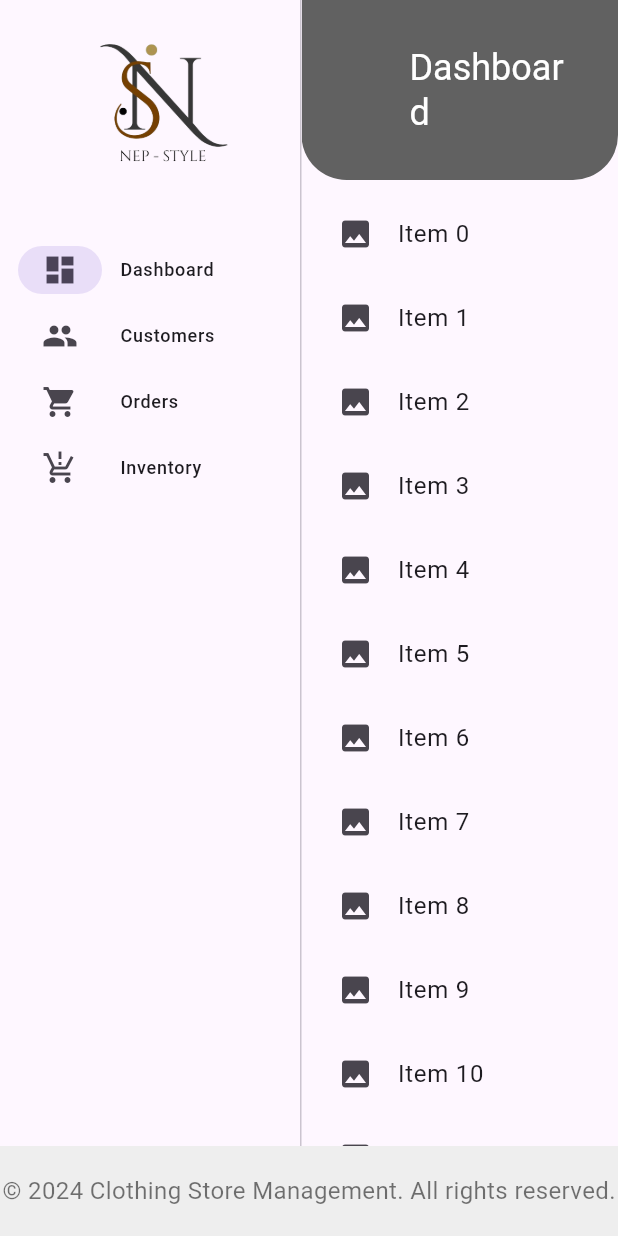
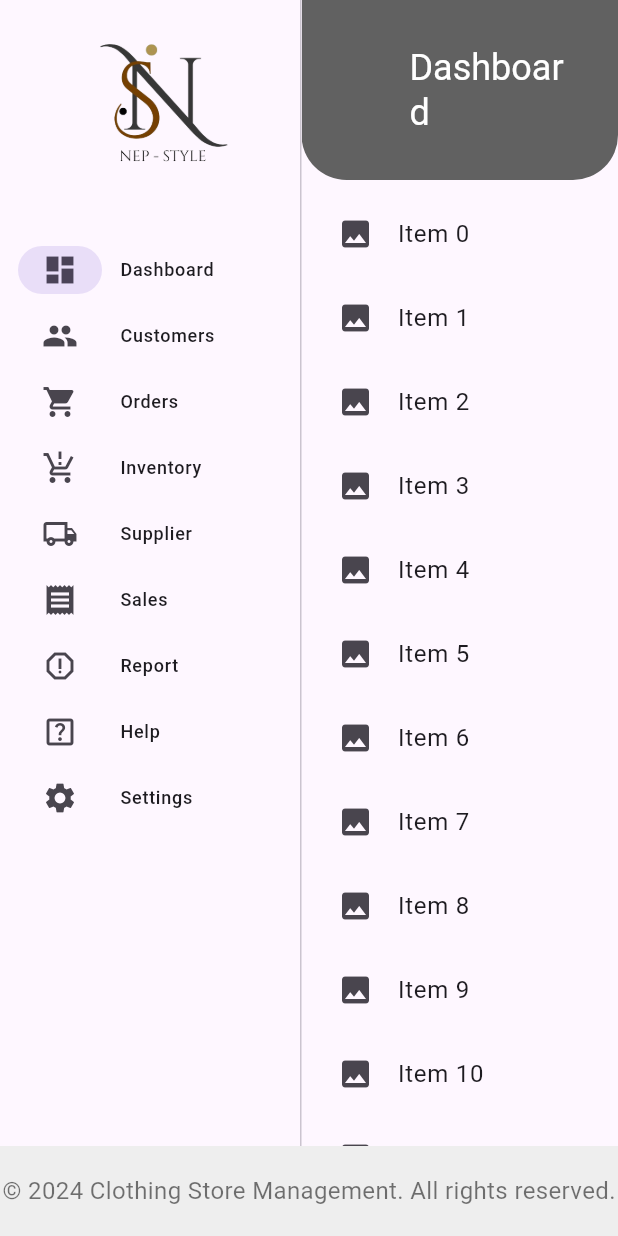
Before and after one commit to kushalchh07/Clothing-Store-Management, a Flutter app: the screen it shows after launch, on a phone screen of 412 x 824 dp. Run offline on Flutter 3.47's test engine with Material 3 defaults, Android fonts, the phone set to English and light mode, and no system bars; our stand-ins replace bloc, cloud_firestore, firebase_auth, firebase_core, flutter_bloc, fluttertoast and 3 more; accounts and stored records are empty.

Commit message:
feat:ui changes

```diff
--- a/lib/pages/Home/mainlayout.dart
+++ b/lib/pages/Home/mainlayout.dart
@@ -3,8 +3,13 @@
 import 'package:flutter/material.dart';
 import 'package:nepstyle_management_system/pages/Home/customers.dart';
 import 'package:nepstyle_management_system/pages/Home/dashboard.dart';
+import 'package:nepstyle_management_system/pages/Home/help.dart';
 import 'package:nepstyle_management_system/pages/Home/inventory.dart';
 import 'package:nepstyle_management_system/pages/Home/orders.dart';
+import 'package:nepstyle_management_system/pages/Home/report.dart';
+import 'package:nepstyle_management_system/pages/Home/sales.dart';
+import 'package:nepstyle_management_system/pages/Home/settings.dart';
+import 'package:nepstyle_management_system/pages/Home/supplier.dart';
 
 class MainLayout extends StatefulWidget {
   @override
@@ -20,6 +25,11 @@ class _MainLayoutState extends State<MainLayout> {
     CustomerScreen(),
     OrderScreen(),
     InventoryScreen(),
+    Supplier(),
+    Sales(),
+    Report(),
+    Help(),
+    Settings(),
   ];
   ScrollController _scrollController = ScrollController();
 
@@ -104,9 +114,30 @@ class _MainLayoutState extends State<MainLayout> {
                               icon: Icon(Icons.production_quantity_limits),
                               label: Text('Inventory'),
                             ),
+                            NavigationRailDestination(
+                              icon: Icon(Icons.local_shipping_outlined),
+                              label: Text('Supplier'),
+                            ),
+                            NavigationRailDestination(
+                              icon: Icon(Icons.receipt),
+                              label: Text('Sales'),
+                            ),
+                            NavigationRailDestination(
+                              icon: Icon(Icons.report_outlined),
+                              label: Text('Report'),
+                            ),
+                            NavigationRailDestination(
+                              icon: Icon(Icons.help_center_outlined),
+                              label: Text('Help'),
+                            ),
+                            NavigationRailDestination(
+                              icon: Icon(Icons.settings),
+                              label: Text('Settings'),
+                            ),
                           ],
                         ),
                       ),
+
                     ],
                   ),
                   VerticalDivider(thickness: 1, width: 1),
```
Also changed, not shown: lib/utils/customwidgets/dividerText.dart (added, +42 -0 lines).
